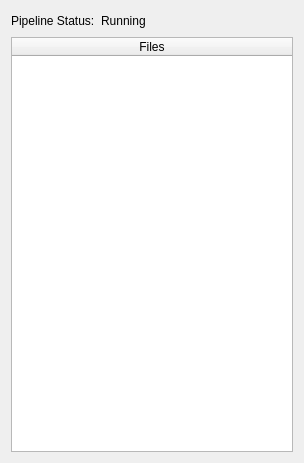
The window that eegWindow.ui (McMasterRS/EEG-Toolkit) describes before a commit, drawn with Qt 5.
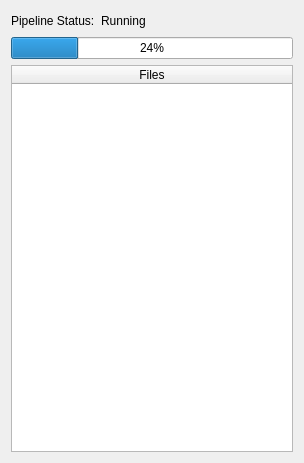
The same window after the commit.

Commit message: Added progress bar on runtime UI

Diff of the .ui file:
```diff
--- a/eegWindow.ui
+++ b/eegWindow.ui
@@ -45,6 +45,13 @@
      </item>
     </layout>
    </item>
+   <item>
+    <widget class="QProgressBar" name="progress">
+     <property name="value">
+      <number>24</number>
+     </property>
+    </widget>
+   </item>
    <item>
     <layout class="QHBoxLayout" name="horizontalLayout">
      <item>
```
The commit also changes 3 other files.
